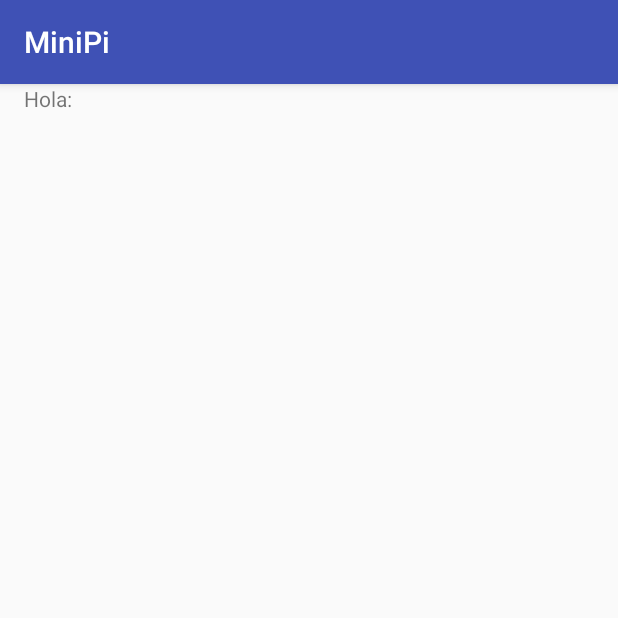
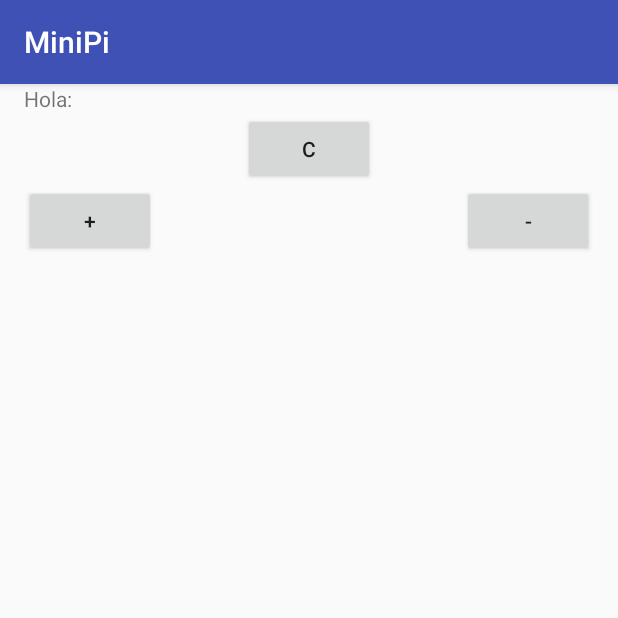
Before and after one commit to comejia/Cursos, an Android app: the screen it shows after launch (Configuracion), after a tap on "INGRESAR", on a phone screen of 412 x 824 dp, the top half of it. Run offline under Robolectric (Android 15) with nearby library versions, the phone set to English and light mode, and no system bars.

Commit message:
Probar activity Configuracion

```diff
--- a/Android/Apps/app/src/main/java/com/cmejia/minipi/Configuracion.java
+++ b/Android/Apps/app/src/main/java/com/cmejia/minipi/Configuracion.java
@@ -1,13 +1,23 @@
 package com.cmejia.minipi;
 
+import android.graphics.Color;
 import android.support.v7.app.AppCompatActivity;
 import android.os.Bundle;
+import android.view.View;
+import android.widget.ArrayAdapter;
+import android.widget.Button;
+import android.widget.Spinner;
 import android.widget.TextView;
 
 public class Configuracion extends AppCompatActivity {
 
     public TextView textoHola;
     public TextView textoDatoUsuario;
+    public Button botonColor;
+    public Button botonIncrementar;
+    public Button botonDecrementar;
+
+    //public Spinner menu;
 
     public String bufDatoUsuario;
 
@@ -18,10 +28,50 @@ public class Configuracion extends AppCompatActivity {
 
         textoHola = (TextView)findViewById(R.id.texto_hola);
         textoDatoUsuario = (TextView)findViewById(R.id.dato_usuario);
+        botonColor = (Button)findViewById(R.id.boton_color);
+        botonIncrementar = (Button)findViewById(R.id.boton_incrementar);
+        botonDecrementar = (Button)findViewById(R.id.boton_decrementar);
 
         textoHola.setText(R.string.str_saludo_usuario);
         bufDatoUsuario = getIntent().getStringExtra("USUARIO");
         textoDatoUsuario.setText(bufDatoUsuario);
 
+        botonColor.setText(R.string.str_boton_color);
+        //botonColor.setTextSize();
+        botonIncrementar.setText(R.string.str_boton_incrementar);
+        botonDecrementar.setText(R.string.str_boton_decrementar);
+
+
+        botonColor.setOnClickListener(new View.OnClickListener() {
+            @Override
+            public void onClick(View v) {
+                textoDatoUsuario.setTextColor(Color.rgb(200,0,0));
+            }
+        });
+
+        botonIncrementar.setOnClickListener(new View.OnClickListener() {
+            @Override
+            public void onClick(View v) {
+                textoDatoUsuario.setTextSize(20);
+            }
+        });
+
+        botonDecrementar.setOnClickListener(new View.OnClickListener() {
+            @Override
+            public void onClick(View v) {
+                textoDatoUsuario.setTextSize(10);
+            }
+        });
+
+        // 30/08
+        //menu = (Spinner)findViewById(R.id.spinner_menu);
+
+        //final String[] itemsMenu = {"Cesar", Mejia};
+
+        //ArrayAdapter <String> adaptador = new ArrayAdapter<String>(this,android);
+
+        // usar listening
+        //adaptador = setD
+
     }
 }
--- a/Android/Apps/app/src/main/java/com/cmejia/minipi/Login.java
+++ b/Android/Apps/app/src/main/java/com/cmejia/minipi/Login.java
@@ -51,14 +51,14 @@ public class Login extends AppCompatActivity {
                 bufNombreUsuario = nombreUsuario.getText().toString(); // hay que convertir porque getText devuelve un array de char
 
                 // Instancia un intent para pasar a otra activity
-                Intent actConf = new Intent(Login.this, Configuracion.class);
+                Intent actConfig = new Intent(Login.this, Configuracion.class);
 
-                actConf.putExtra("USUARIO", bufNombreUsuario); // envio datos a la otra activity con Intent
+                actConfig.putExtra("USUARIO", bufNombreUsuario); // envio datos a la otra activity con Intent
 
                 //bufTextUser = Text_pass.getText().toString();
                 //int1.putExtra("PASS",bufTextUser);
 
-                startActivity(actConf); // Inicio la otra activity
+                startActivity(actConfig); // Inicio la otra activity
 
             }
         });
--- a/Android/Apps/app/src/main/res/layout/activity_configuracion.xml
+++ b/Android/Apps/app/src/main/res/layout/activity_configuracion.xml
@@ -18,5 +18,27 @@
         android:id="@+id/dato_usuario"
         android:layout_width="wrap_content"
         android:layout_height="wrap_content"
-        android:layout_toRightOf="@id/texto_hola" />
+        android:layout_toEndOf="@id/texto_hola" />
+
+    <Button
+        android:id="@+id/boton_color"
+        android:layout_width="wrap_content"
+        android:layout_height="wrap_content"
+        android:layout_below="@id/texto_hola"
+        android:layout_centerInParent="true" />
+
+    <Button
+        android:id="@+id/boton_incrementar"
+        android:layout_width="wrap_content"
+        android:layout_height="wrap_content"
+        android:layout_below="@id/boton_color"
+        android:layout_alignParentStart="true" />
+
+    <Button
+        android:id="@+id/boton_decrementar"
+        android:layout_width="wrap_content"
+        android:layout_height="wrap_content"
+        android:layout_below="@id/boton_color"
+        android:layout_alignParentEnd="true" />
+
 </RelativeLayout>
--- a/Android/Apps/app/src/main/res/layout/activity_login.xml
+++ b/Android/Apps/app/src/main/res/layout/activity_login.xml
@@ -46,7 +46,7 @@
         android:layout_width="wrap_content"
         android:layout_height="wrap_content"
         android:layout_below="@id/pass_usuario"
-        android:layout_alignParentRight="true"/>
+        android:layout_alignParentEnd="true"/>
 
     <TextView
         android:id="@+id/texto_ingreso"
--- a/Android/Apps/app/src/main/res/values/strings.xml
+++ b/Android/Apps/app/src/main/res/values/strings.xml
@@ -10,4 +10,7 @@
     <string name="str_msj_enter">Login exitoso</string>
 
     <string name="str_saludo_usuario">Hola:</string>
+    <string name="str_boton_color">C</string>
+    <string name="str_boton_incrementar">+</string>
+    <string name="str_boton_decrementar">-</string>
 </resources>
```
Also changed, not shown: 1 other file.
